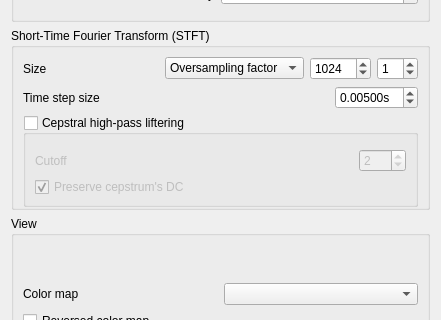
This is src/gvspectrogramwdialogsettings.ui in gillesdegottex/dfasma as Qt 5 draws it before an edit; both pictures show x 0 to 441 and y 170 to 490 of the 441 by 606 pixel window. The edited form follows.
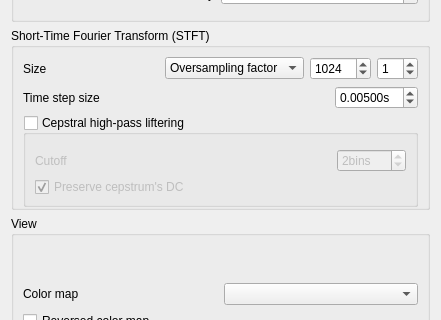
This is the edited form.

What changed in the file:
```diff
--- a/src/gvspectrogramwdialogsettings.ui
+++ b/src/gvspectrogramwdialogsettings.ui
@@ -481,6 +481,9 @@
            </item>
            <item>
             <widget class="QSpinBox" name="sbSpectrogramCepstralLifteringOrder">
+             <property name="suffix">
+              <string>bins</string>
+             </property>
              <property name="minimum">
               <number>1</number>
              </property>
```
